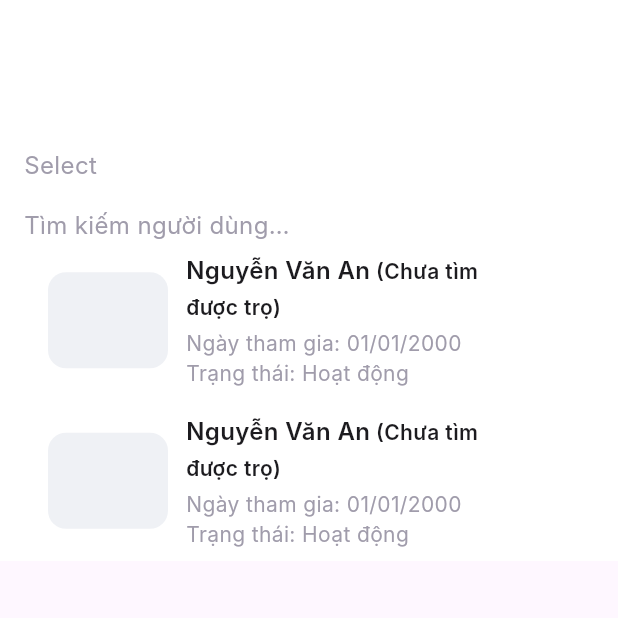
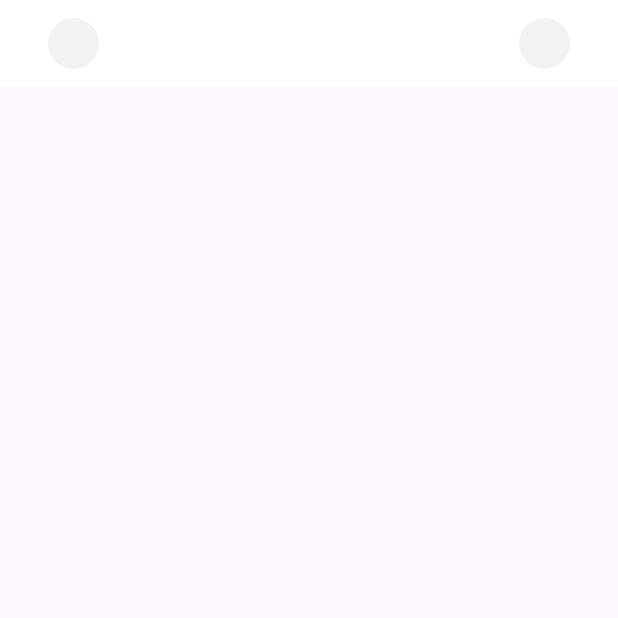
Before and after one commit to nho-moi-so/quan-ly-tim-kiem-phong-tro, a Flutter app: the screen it shows after launch, on a phone screen of 412 x 824 dp, the top half of it. Run offline on Flutter 3.47's test engine with Material 3 defaults, Android fonts, the phone set to English and light mode, and no system bars; our stand-ins replace firebase_core; accounts and stored records are empty; Roboto replaces fonts that are missing (Inter).

Commit message:
cấu trúc lại thư mục

```diff
--- a/quan_ly_tim_kiem_phong_tro_fe/lib/features/admin/screens/home_screen.dart
+++ b/quan_ly_tim_kiem_phong_tro_fe/lib/features/admin/screens/home_screen.dart
@@ -1,7 +1,5 @@
 import 'package:flutter/material.dart';
-import '../widgets/label_select.dart';
-import '../widgets/search_placeholder.dart';
-import '../widgets/user_card.dart';
+import '/features/admin/widgets/widgets.dart';
 
 
 class HomeScreen extends StatelessWidget {
@@ -19,12 +17,8 @@ class HomeScreen extends StatelessWidget {
           child: Column(
             crossAxisAlignment: CrossAxisAlignment.start,
             children: [
-              SizedBox(height: 100),
-              LabelSelect(),
-              SizedBox(height: 20),
-              SearchPlaceholder(),
-              UserCard(),
-              UserCard()
+              //wiget trong đây
+              TopBar(),
             ],
           )
         ),
--- a/quan_ly_tim_kiem_phong_tro_fe/lib/features/admin/theme/app_text_styles.dart
+++ /dev/null
@@ -1,11 +0,0 @@
-import 'package:flutter/material.dart';
-
-class AppTextStyles {
-  static const TextStyle hintText = TextStyle(
-    color: Color(0xFFA09CAB),
-    fontSize: 16,
-    fontFamily: 'Inter',
-    fontWeight: FontWeight.w400,
-    height: 1.25,
-  );
-}
--- a/quan_ly_tim_kiem_phong_tro_fe/lib/features/admin/widgets/label_select.dart
+++ /dev/null
@@ -1,12 +0,0 @@
-import 'package:flutter/material.dart';
-import '../theme/app_text_styles.dart';
-
-class LabelSelect extends StatelessWidget {
-  @override
-  Widget build(BuildContext context) {
-    return Text(
-      'Select',
-      style: AppTextStyles.hintText,
-    );
-  }
-}
--- a/quan_ly_tim_kiem_phong_tro_fe/lib/features/admin/widgets/search_placeholder.dart
+++ /dev/null
@@ -1,12 +0,0 @@
-import 'package:flutter/material.dart';
-import '../theme/app_text_styles.dart';
-
-class SearchPlaceholder extends StatelessWidget {
-  @override
-  Widget build(BuildContext context) {
-    return Text(
-      'Tìm kiếm người dùng…',
-      style: AppTextStyles.hintText,
-    );
-  }
-}
--- /dev/null
+++ b/quan_ly_tim_kiem_phong_tro_fe/lib/features/admin/widgets/top_bar.dart
@@ -0,0 +1,48 @@
+import 'package:flutter/material.dart';
+
+class TopBar extends StatelessWidget {
+  const TopBar({super.key});
+
+  @override
+  Widget build(BuildContext context) {
+    return Container(
+      width: 390,
+      padding: const EdgeInsets.symmetric(horizontal: 16, vertical: 12),
+      decoration: const BoxDecoration(color: Colors.white),
+      child: Row(
+        mainAxisAlignment: MainAxisAlignment.spaceBetween,
+        children: const [
+          CircleIconButton(),
+          CircleIconButton(),
+        ],
+      ),
+    );
+  }
+}
+
+class CircleIconButton extends StatelessWidget {
+  const CircleIconButton({super.key});
+
+  @override
+  Widget build(BuildContext context) {
+    return Container(
+      decoration: ShapeDecoration(
+        shape: RoundedRectangleBorder(
+          borderRadius: BorderRadius.circular(50),
+        ),
+      ),
+      child: Container(
+        padding: const EdgeInsets.all(8),
+        decoration: const BoxDecoration(
+          color: Color(0xFFF2F2F2),
+          shape: BoxShape.circle,
+        ),
+        child: SizedBox(
+          width: 18,
+          height: 18,
+          child: Stack(), // Thay bằng icon nếu cần
+        ),
+      ),
+    );
+  }
+}
--- a/quan_ly_tim_kiem_phong_tro_fe/lib/features/admin/widgets/user_card.dart
+++ /dev/null
@@ -1,80 +0,0 @@
-import 'package:flutter/material.dart';
-
-class UserCard extends StatelessWidget {
-  const UserCard({super.key});
-
-  @override
-  Widget build(BuildContext context) {
-    return Container(
-      width: double.infinity,
-      padding: const EdgeInsets.symmetric(horizontal: 16, vertical: 8),
-      decoration: const BoxDecoration(),
-      child: Row(
-        crossAxisAlignment: CrossAxisAlignment.center,
-        children: [
-          Container(
-            width: 80,
-            height: 64,
-            decoration: ShapeDecoration(
-              color: const Color(0xFFEFF1F5),
-              shape: RoundedRectangleBorder(
-                borderRadius: BorderRadius.circular(12),
-              ),
-            ),
-          ),
-          const SizedBox(width: 12),
-          Expanded(
-            child: Column(
-              crossAxisAlignment: CrossAxisAlignment.start,
-              children: [
-                Text.rich(
-                  TextSpan(
-                    children: [
-                      TextSpan(
-                        text: 'Nguyễn Văn An',
-                        style: const TextStyle(
-                          color: Color(0xFF1C1B1F),
-                          fontSize: 16,
-                          fontFamily: 'Inter',
-                          fontWeight: FontWeight.w600,
-                          height: 1.50,
-                        ),
-                      ),
-                      TextSpan(
-                        text: ' (Chưa tìm được trọ)',
-                        style: const TextStyle(
-                          color: Color(0xFF1C1B1F),
-                          fontSize: 14,
-                          fontFamily: 'Inter',
-                          fontWeight: FontWeight.w600,
-                          height: 1.71,
-                        ),
-                      ),
-                    ],
-                  ),
-                ),
-                const SizedBox(height: 2),
-                const Text(
-                  'Ngày tham gia: 01/01/2000\nTrạng thái: Hoạt động',
-                  style: TextStyle(
-                    color: Color(0xFFA09CAB),
-                    fontSize: 14,
-                    fontFamily: 'Inter',
-                    fontWeight: FontWeight.w400,
-                    height: 1.43,
-                  ),
-                ),
-              ],
-            ),
-          ),
-          const SizedBox(width: 12),
-          Container(
-            width: 24,
-            height: 24,
-            child: const Stack(), // Placeholder cho icon
-          ),
-        ],
-      ),
-    );
-  }
-}
--- /dev/null
+++ b/quan_ly_tim_kiem_phong_tro_fe/lib/features/admin/widgets/widgets.dart
@@ -0,0 +1 @@
+export '/features/admin/widgets/top_bar.dart';
```
Also changed, not shown: quan_ly_tim_kiem_phong_tro_fe/lib/features/admin/screens/appove_post_screens.dart (deleted), quan_ly_tim_kiem_phong_tro_fe/lib/features/admin/screens/dashboard_screens.dart (deleted), quan_ly_tim_kiem_phong_tro_fe/lib/features/admin/screens/manager_user_screens.dart (deleted).
